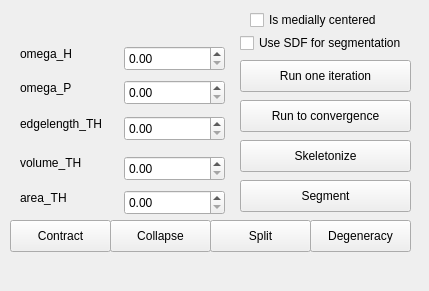
This is Polyhedron/demo/Polyhedron/Mean_curvature_flow_skeleton_plugin.ui in CGAL/cgal as Qt 5 draws it before an edit. The edited form follows.
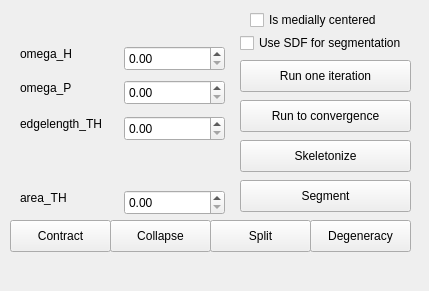
This is the edited form.

Commit message: remove volume_TH

```diff
--- a/Polyhedron/demo/Polyhedron/Mean_curvature_flow_skeleton_plugin.ui
+++ b/Polyhedron/demo/Polyhedron/Mean_curvature_flow_skeleton_plugin.ui
@@ -27,16 +27,6 @@
      <string>Contract</string>
     </property>
    </widget>
-   <widget class="QDoubleSpinBox" name="volume_TH">
-    <property name="geometry">
-     <rect>
-      <x>124</x>
-      <y>156</y>
-      <width>101</width>
-      <height>25</height>
-     </rect>
-    </property>
-   </widget>
    <widget class="QDoubleSpinBox" name="omega_H">
     <property name="geometry">
      <rect>
@@ -83,19 +73,6 @@
      <string>edgelength_TH</string>
     </property>
    </widget>
-   <widget class="QLabel" name="label_volume_TH">
-    <property name="geometry">
-     <rect>
-      <x>20</x>
-      <y>155</y>
-      <width>81</width>
-      <height>16</height>
-     </rect>
-    </property>
-    <property name="text">
-     <string>volume_TH</string>
-    </property>
-   </widget>
    <widget class="QPushButton" name="pushButton_collapse">
     <property name="geometry">
      <rect>
```
Left out of the diff: 2 changed lines with no effect on the pictures. The commit also changes 2 other files.
